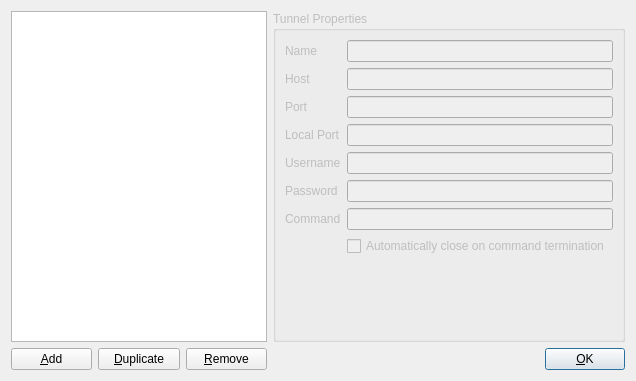
Qt form iosshy/tunneldialog.ui (mtorromeo/iosshy) before a commit.
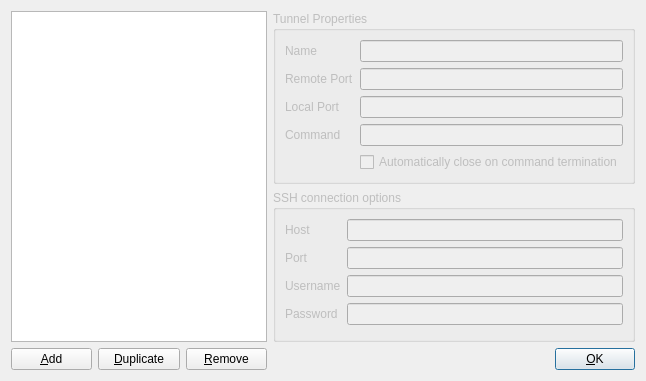
The same form after that commit. Icons and pictures are not drawn.

Commit message: Reordered form fields

```diff
--- a/iosshy/tunneldialog.ui
+++ b/iosshy/tunneldialog.ui
@@ -38,6 +38,8 @@
     </widget>
    </item>
    <item row="0" column="1">
+    <layout class="QVBoxLayout" name="verticalLayout">
+     <item>
     <widget class="QGroupBox" name="grpTunnelProperties">
      <property name="enabled">
       <bool>false</bool>
@@ -63,36 +65,23 @@
        <widget class="QLineEdit" name="txtName"/>
       </item>
       <item row="1" column="0">
-       <widget class="QLabel" name="lblHost">
-        <property name="text">
-         <string>Host</string>
-        </property>
-        <property name="buddy">
-         <cstring>txtHost</cstring>
-        </property>
-       </widget>
-      </item>
-      <item row="1" column="1">
-       <widget class="QLineEdit" name="txtHost"/>
-      </item>
-      <item row="2" column="0">
        <widget class="QLabel" name="lblPort">
         <property name="text">
-         <string>Port</string>
+           <string>Remote Port</string>
         </property>
         <property name="buddy">
          <cstring>txtPort</cstring>
         </property>
        </widget>
       </item>
-      <item row="2" column="1">
+        <item row="1" column="1">
        <widget class="QLineEdit" name="txtPort">
         <property name="inputMask">
          <string>00009; </string>
         </property>
        </widget>
       </item>
-      <item row="3" column="0">
+        <item row="2" column="0">
        <widget class="QLabel" name="lblLocalPort">
         <property name="text">
          <string>Local Port</string>
@@ -102,14 +91,79 @@
         </property>
        </widget>
       </item>
-      <item row="3" column="1">
+        <item row="2" column="1">
        <widget class="QLineEdit" name="txtLocalPort">
         <property name="inputMask">
          <string>00009; </string>
         </property>
        </widget>
       </item>
-      <item row="4" column="0">
+        <item row="3" column="0">
+         <widget class="QLabel" name="lblCommand">
+          <property name="text">
+           <string>Command</string>
+          </property>
+          <property name="buddy">
+           <cstring>txtCommand</cstring>
+          </property>
+         </widget>
+        </item>
+        <item row="3" column="1">
+         <widget class="QLineEdit" name="txtCommand"/>
+        </item>
+        <item row="4" column="1">
+         <widget class="QCheckBox" name="chkCloseOnTerm">
+          <property name="text">
+           <string>Automatically close on command termination</string>
+          </property>
+         </widget>
+        </item>
+       </layout>
+      </widget>
+     </item>
+     <item>
+      <widget class="QGroupBox" name="grpSshProperties">
+       <property name="enabled">
+        <bool>false</bool>
+       </property>
+       <property name="title">
+        <string>SSH connection options</string>
+       </property>
+       <layout class="QFormLayout" name="formLayout_2">
+        <property name="fieldGrowthPolicy">
+         <enum>QFormLayout::ExpandingFieldsGrow</enum>
+        </property>
+        <item row="0" column="0">
+         <widget class="QLabel" name="lblHost">
+          <property name="text">
+           <string>Host</string>
+          </property>
+          <property name="buddy">
+           <cstring>txtHost</cstring>
+          </property>
+         </widget>
+        </item>
+        <item row="0" column="1">
+         <widget class="QLineEdit" name="txtHost"/>
+        </item>
+        <item row="1" column="0">
+         <widget class="QLabel" name="lblSshPort">
+          <property name="text">
+           <string>Port</string>
+          </property>
+          <property name="buddy">
+           <cstring>txtHost</cstring>
+          </property>
+         </widget>
+        </item>
+        <item row="1" column="1">
+         <widget class="QLineEdit" name="txtSshPort">
+          <property name="inputMask">
+           <string>00009; </string>
+          </property>
+         </widget>
+        </item>
+        <item row="2" column="0">
        <widget class="QLabel" name="lblUsername">
         <property name="text">
          <string>Username</string>
@@ -119,10 +173,10 @@
         </property>
        </widget>
       </item>
-      <item row="4" column="1">
+        <item row="2" column="1">
        <widget class="QLineEdit" name="txtUsername"/>
       </item>
-      <item row="5" column="0">
+        <item row="3" column="0">
        <widget class="QLabel" name="lblPassword">
         <property name="text">
          <string>Password</string>
@@ -132,35 +186,17 @@
         </property>
        </widget>
       </item>
-      <item row="5" column="1">
+        <item row="3" column="1">
        <widget class="QLineEdit" name="txtPassword">
         <property name="echoMode">
          <enum>QLineEdit::Password</enum>
         </property>
        </widget>
       </item>
-      <item row="6" column="0">
-       <widget class="QLabel" name="lblCommand">
-        <property name="text">
-         <string>Command</string>
-        </property>
-        <property name="buddy">
-         <cstring>txtCommand</cstring>
-        </property>
-       </widget>
-      </item>
-      <item row="6" column="1">
-       <widget class="QLineEdit" name="txtCommand"/>
-      </item>
-      <item row="7" column="1">
-       <widget class="QCheckBox" name="chkCloseOnTerm">
-        <property name="text">
-         <string>Automatically close on command termination</string>
-        </property>
-       </widget>
-      </item>
-     </layout>
-    </widget>
+       </layout>
+      </widget>
+     </item>
+    </layout>
    </item>
    <item row="1" column="0">
     <layout class="QHBoxLayout" name="horizontalLayout">
```
Left out of the diff: 7 changed lines with no effect on the pictures. Lines whose indentation alone changed are shown as unchanged.
